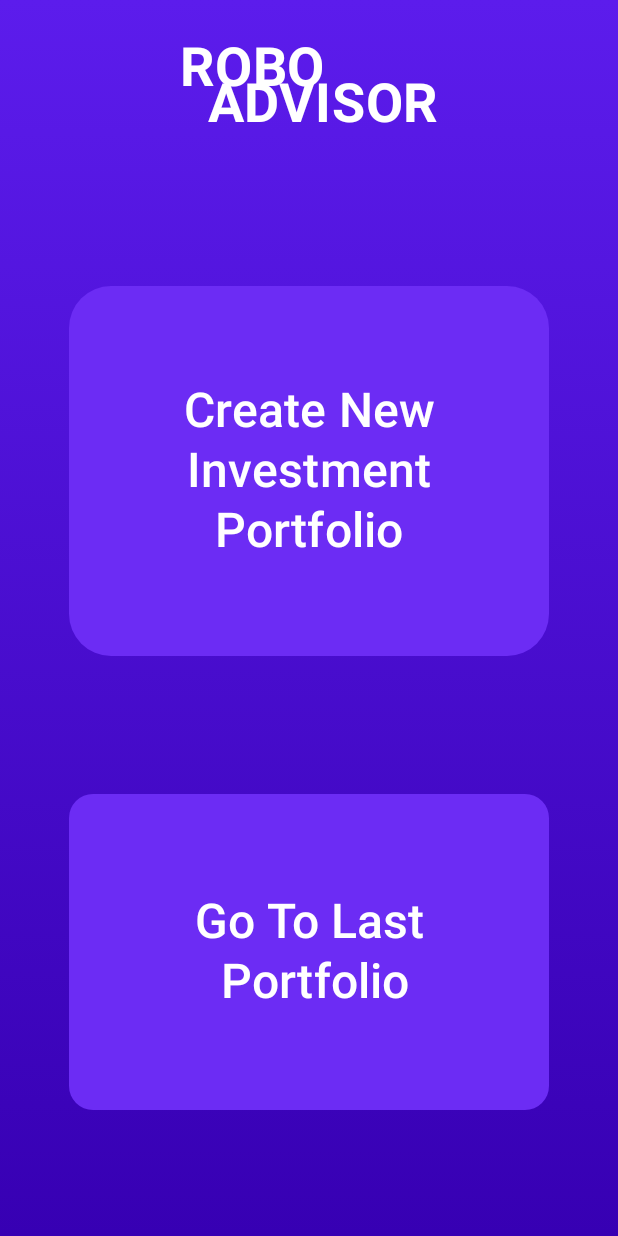
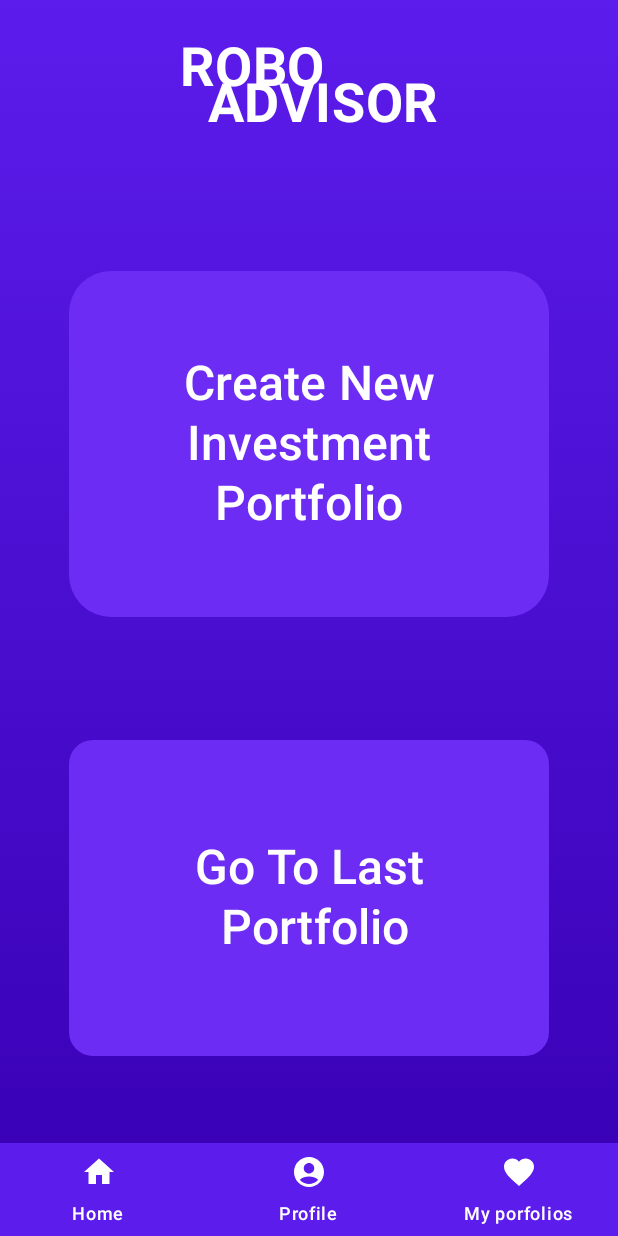
Before and after one commit to roihas1/ProjectApp, an Android app built with Jetpack Compose: the @Preview function HomeScreenPreview, on a phone screen of 412 x 824 dp. Run offline under Robolectric (Android 15) with nearby library versions, the phone set to English and light mode, and no system bars.

Commit message:
adding bottom navigation bar to home screen

```diff
--- a/app/build.gradle.kts
+++ b/app/build.gradle.kts
@@ -66,5 +66,7 @@ dependencies {
     androidTestImplementation("androidx.compose.ui:ui-test-junit4")
     debugImplementation("androidx.compose.ui:ui-tooling")
     debugImplementation("androidx.compose.ui:ui-test-manifest")
+    implementation ("androidx.navigation:navigation-runtime-ktx:2.7.7@aar")
+    implementation ("androidx.navigation:navigation-compose:2.7.7")
 
 }
--- a/app/src/main/java/com/example/projectapp/HomeScreen.kt
+++ b/app/src/main/java/com/example/projectapp/HomeScreen.kt
@@ -5,17 +5,26 @@ import androidx.compose.foundation.layout.Arrangement
 import androidx.compose.foundation.layout.Box
 import androidx.compose.foundation.layout.Column
 import androidx.compose.foundation.layout.PaddingValues
+import androidx.compose.foundation.layout.Spacer
 import androidx.compose.foundation.layout.fillMaxSize
+import androidx.compose.foundation.layout.height
 import androidx.compose.foundation.layout.padding
 import androidx.compose.foundation.layout.width
 import androidx.compose.material.icons.Icons
+import androidx.compose.material.icons.filled.AccountCircle
 import androidx.compose.material.icons.filled.Add
+import androidx.compose.material.icons.filled.Favorite
+import androidx.compose.material.icons.filled.Home
 import androidx.compose.material3.Button
 import androidx.compose.material3.ButtonDefaults
 import androidx.compose.material3.FilledTonalButton
 import androidx.compose.material3.FloatingActionButton
 import androidx.compose.material3.Icon
 import androidx.compose.material3.MaterialTheme
+import androidx.compose.material3.NavigationBar
+import androidx.compose.material3.NavigationBarItem
+import androidx.compose.material3.NavigationBarItemColors
+import androidx.compose.material3.NavigationBarItemDefaults
 import androidx.compose.material3.Surface
 import androidx.compose.material3.Text
 import androidx.compose.material3.TextButton
@@ -32,15 +41,17 @@ import androidx.compose.ui.unit.dp
 import androidx.compose.ui.unit.sp
 import com.example.projectapp.ui.theme.ProjectAppTheme
 
+
 @Composable
 fun HomeScreen(
     modifier: Modifier = Modifier
 ) {
+
     Column ( modifier = modifier
         .fillMaxSize()
         .background(Brush.verticalGradient(listOf(MyColors.Primary, MyColors.PrimaryVariant))),
     horizontalAlignment = Alignment.CenterHorizontally,
-    verticalArrangement = Arrangement.spacedBy(52.dp)
+    verticalArrangement = Arrangement.spacedBy(42.dp)
     ){
         Title()
 
@@ -50,7 +61,7 @@ fun HomeScreen(
                     .padding(24.dp)
                     .width(320.dp),
                 shape = MaterialTheme.shapes.extraLarge,
-                contentPadding = PaddingValues(48.dp),
+                contentPadding = PaddingValues(40.dp),
                 colors = ButtonDefaults.buttonColors(
                     contentColor = MyColors.ButtonColor,
                     containerColor = MyColors.ButtonColor
@@ -85,8 +96,69 @@ fun HomeScreen(
                     textAlign = TextAlign.Center
                 )
             }
+//        Spacer(modifier =modifier.height(0.dp))
+        BottomNavigation(modifier)
 
 
+    }
+
+}
+
+@Composable
+fun BottomNavigation(modifier: Modifier=Modifier) {
+    NavigationBar(
+        modifier=modifier,
+        containerColor = MyColors.Primary,
+        contentColor = Color.White,
+        ) {
+        NavigationBarItem(
+            selected = false,
+            onClick = { /*TODO*/ },
+            icon = { Icon(Icons.Default.Home, contentDescription = null) },
+            label = { Text("Home") },
+            colors = NavigationBarItemDefaults.colors(
+                selectedIconColor = Color.White,
+                unselectedIconColor = Color.White,
+                selectedTextColor = Color.White,
+                unselectedTextColor = Color.White
+            )
+
+            )
+        NavigationBarItem(
+            selected = false,
+            onClick = { /*TODO*/ },
+            icon = { Icon(Icons.Default.AccountCircle, contentDescription = null) },
+            label = { Text("Profile") },
+            colors = NavigationBarItemDefaults.colors(
+                selectedIconColor = Color.White,
+                unselectedIconColor = Color.White,
+                selectedTextColor = Color.White,
+                unselectedTextColor = Color.White
+            )
+        )
+        NavigationBarItem(
+            selected = false,
+            onClick = { /*TODO*/ },
+            icon = { Icon(Icons.Default.Favorite, contentDescription = null) },
+            label = { Text("My porfolios") },
+            colors = NavigationBarItemDefaults.colors(
+                selectedIconColor = Color.White,
+                unselectedIconColor = Color.White,
+                selectedTextColor = Color.White,
+                unselectedTextColor = Color.White
+            )
+        )
+
+
+
+    }
+
+}
+@Preview
+@Composable
+fun BottomNavigationPreview() {
+    ProjectAppTheme {
+        BottomNavigation()
     }
 
 }
```
